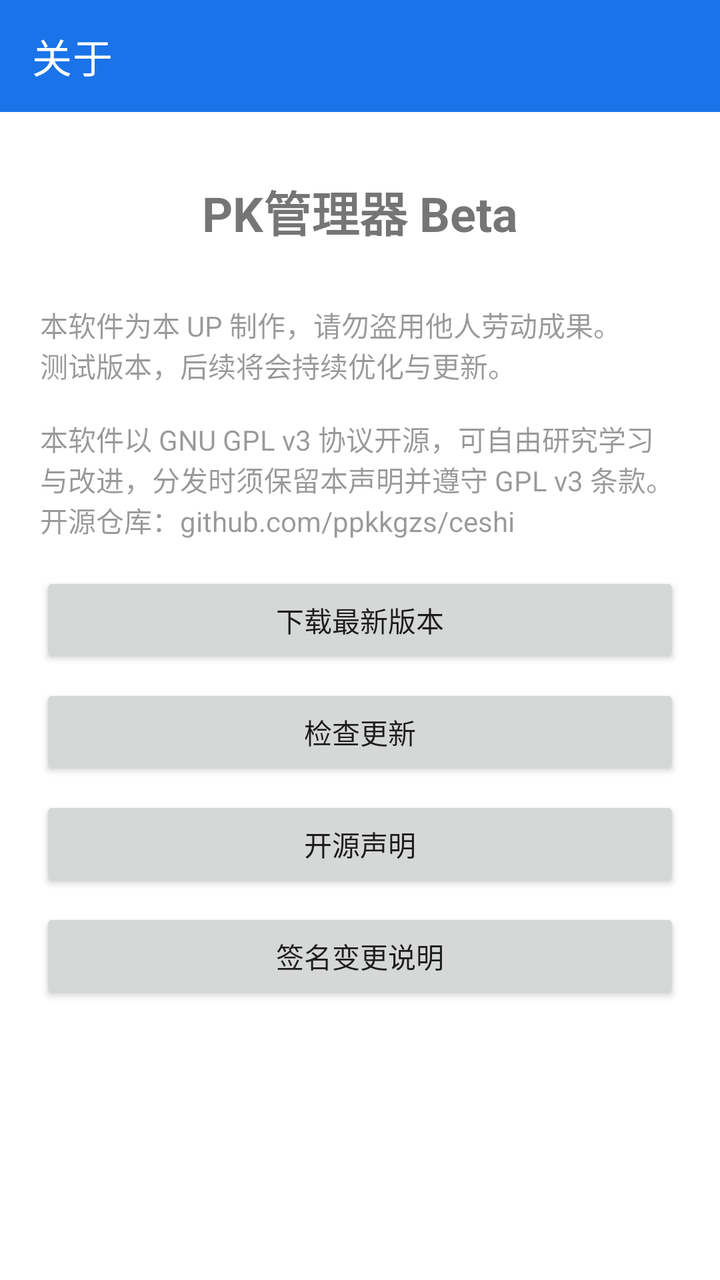
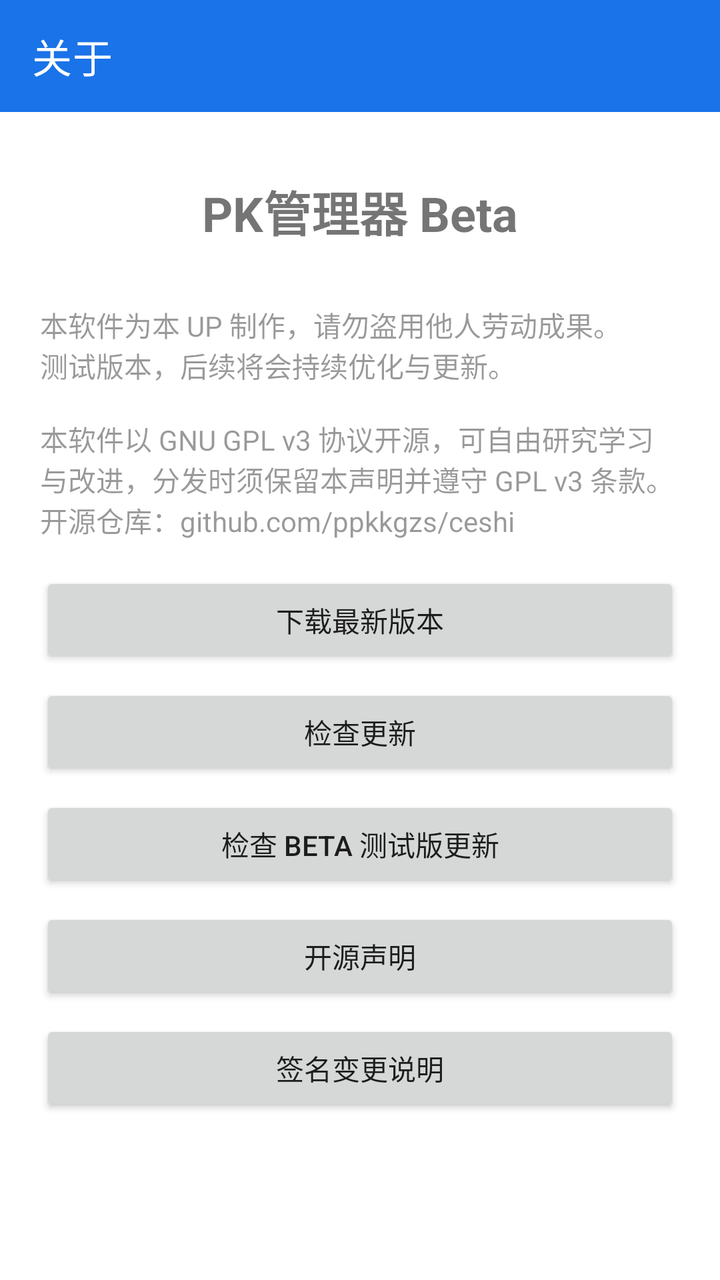

Screens rendered from an Android XML layout before and after an edit, with the pre-edit source and the edit as a unified diff.
<!-- AndroidManifest.xml: application theme Theme.Toolbox -->
<!-- res/layout/activity_about.xml -->
<?xml version="1.0" encoding="utf-8"?>
<LinearLayout xmlns:android="http://schemas.android.com/apk/res/android"
    xmlns:app="http://schemas.android.com/apk/res-auto"
    android:layout_width="match_parent"
    android:layout_height="match_parent"
    android:orientation="vertical">

    <androidx.appcompat.widget.Toolbar
        android:id="@+id/toolbar"
        android:layout_width="match_parent"
        android:layout_height="?attr/actionBarSize"
        android:background="?attr/colorPrimary"
        app:titleTextColor="@color/white"
        app:title="@string/about_title" />

    <ScrollView
        android:layout_width="match_parent"
        android:layout_height="match_parent">

        <LinearLayout
            android:layout_width="match_parent"
            android:layout_height="wrap_content"
            android:orientation="vertical"
            android:padding="20dp"
            android:gravity="center_horizontal">

            <TextView
                android:id="@+id/about_app"
                android:layout_width="wrap_content"
                android:layout_height="wrap_content"
                android:text="@string/app_name"
                android:textSize="24sp"
                android:textStyle="bold"
                android:paddingTop="12dp" />

            <TextView
                android:id="@+id/about_version"
                android:layout_width="wrap_content"
                android:layout_height="wrap_content"
                android:textSize="14sp"
                android:textColor="#80000000"
                android:paddingTop="2dp" />

            <TextView
                android:layout_width="wrap_content"
                android:layout_height="wrap_content"
                android:text="@string/about_desc"
                android:textSize="14sp"
                android:textColor="#66000000"
                android:paddingTop="8dp"
                android:paddingBottom="16dp" />

            <androidx.appcompat.widget.AppCompatButton
                android:id="@+id/btn_open_github"
                android:layout_width="match_parent"
                android:layout_height="wrap_content"
                android:text="@string/about_download" />

            <androidx.appcompat.widget.AppCompatButton
                android:id="@+id/btn_check_update"
                android:layout_width="match_parent"
                android:layout_height="wrap_content"
                android:text="@string/about_check_update"
                android:layout_marginTop="8dp" />

            <androidx.appcompat.widget.AppCompatButton
                android:id="@+id/btn_open_source"
                android:layout_width="match_parent"
                android:layout_height="wrap_content"
                android:text="开源声明"
                android:layout_marginTop="8dp" />

            <androidx.appcompat.widget.AppCompatButton
                android:id="@+id/btn_signing_note"
                android:layout_width="match_parent"
                android:layout_height="wrap_content"
                android:text="签名变更说明"
                android:layout_marginTop="8dp" />

            <TextView
                android:id="@+id/update_result"
                android:layout_width="match_parent"
                android:layout_height="wrap_content"
                android:textSize="13sp"
                android:textColor="#1A73E8"
                android:paddingTop="12dp"
                android:gravity="center" />
        </LinearLayout>
    </ScrollView>
</LinearLayout>
<!-- resources referenced by this layout -->
<resources>
  <color name="white">#FFFFFF</color>
  <string name="about_check_update">检查更新</string>
  <string name="about_desc">本软件为本 UP 制作，请勿盗用他人劳动成果。\n测试版本，后续将会持续优化与更新。\n\n本软件以 GNU GPL v3 协议开源，可自由研究学习与改进，分发时须保留本声明并遵守 GPL v3 条款。开源仓库：github.com/ppkkgzs/ceshi</string>
  <string name="about_download">下载最新版本</string>
  <string name="about_title">关于</string>
  <string name="app_name">PK管理器 Beta</string>
  <style name="Theme.Toolbox" parent="Theme.MaterialComponents.DayNight.NoActionBar">
          <item name="colorPrimary">@color/toolbox_primary</item>
          <item name="colorPrimaryVariant">@color/toolbox_primary_dark</item>
          <item name="colorAccent">@color/toolbox_accent</item>
          
      </style>
  <color name="toolbox_primary">#1A73E8</color>
  <color name="toolbox_primary_dark">#0D47A1</color>
  <color name="toolbox_accent">#00BCD4</color>
</resources>

<!-- the commit's change to res/layout/activity_about.xml (unified diff, before → after) -->
@@ -64,6 +64,13 @@
                 android:layout_marginTop="8dp" />
 
             <androidx.appcompat.widget.AppCompatButton
+                android:id="@+id/btn_check_beta"
+                android:layout_width="match_parent"
+                android:layout_height="wrap_content"
+                android:text="@string/about_check_beta"
+                android:layout_marginTop="8dp" />
+
+            <androidx.appcompat.widget.AppCompatButton
                 android:id="@+id/btn_open_source"
                 android:layout_width="match_parent"
                 android:layout_height="wrap_content"
<!-- resource entries referenced after the edit -->
@@ -1,6 +1,7 @@
 <!-- resources referenced by this layout -->
 <resources>
   <color name="white">#FFFFFF</color>
+  <string name="about_check_beta">检查 Beta 测试版更新</string>
   <string name="about_check_update">检查更新</string>
   <string name="about_desc">本软件为本 UP 制作，请勿盗用他人劳动成果。\n测试版本，后续将会持续优化与更新。\n\n本软件以 GNU GPL v3 协议开源，可自由研究学习与改进，分发时须保留本声明并遵守 GPL v3 条款。开源仓库：github.com/ppkkgzs/ceshi</string>
   <string name="about_download">下载最新版本</string>
